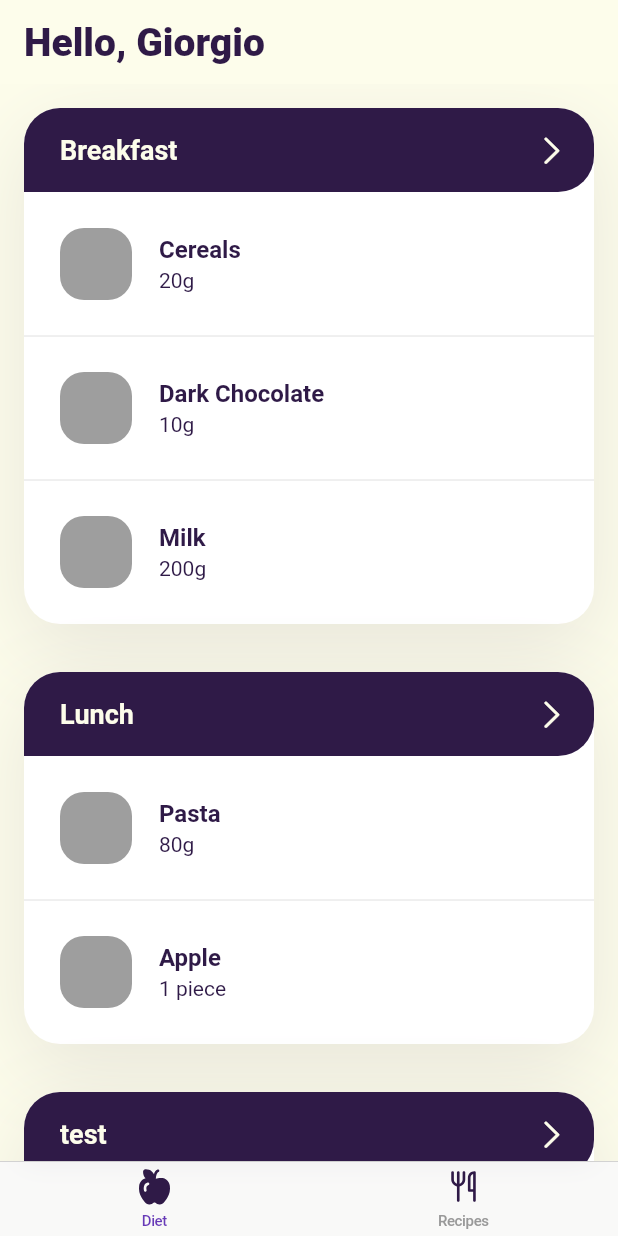
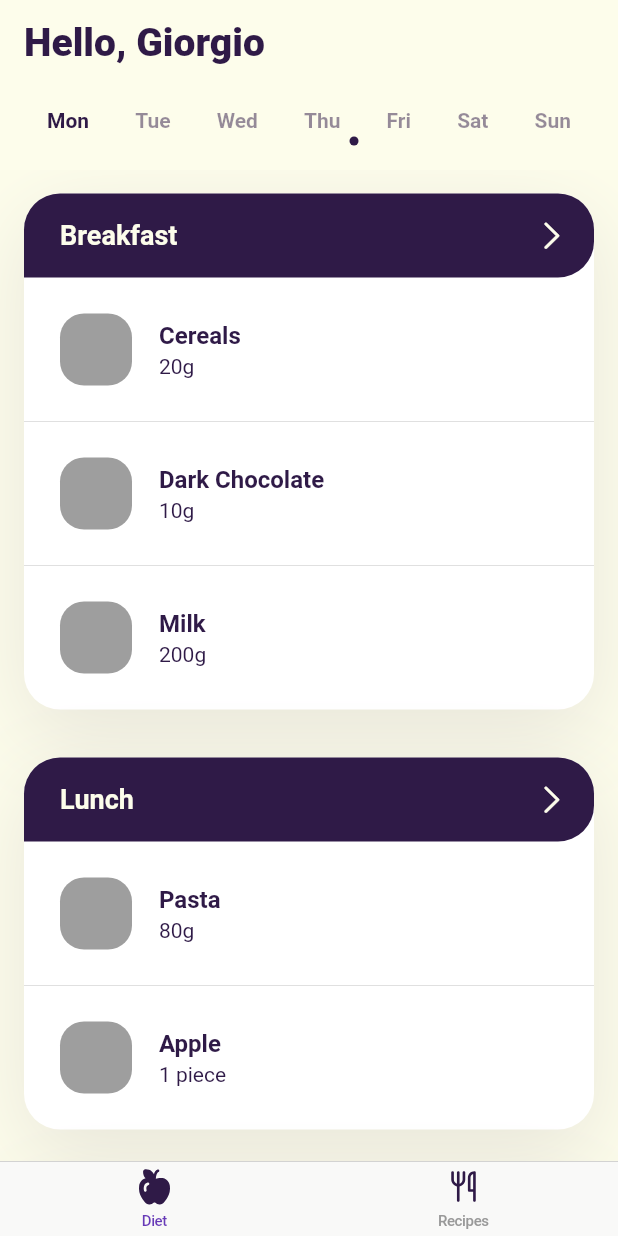
Before and after one commit to iamgio/fluttered, a Flutter app: the screen it shows after launch, on a phone screen of 412 x 824 dp. Run offline on Flutter 3.47's test engine with Material 2 defaults, Android fonts, the light colour scheme and no system bars; our stand-ins replace flutter_svg.

Commit message:
Implement day picker

```diff
--- a/lib/diet/constants.dart
+++ b/lib/diet/constants.dart
@@ -29,5 +29,8 @@ class Const {
   static const double mealShadowY = 16;
   static const double mealShadowOpacity = .1;
 
+  static const double dayPickerIndicatorSize = 6;
+
   static const int pageSwitchDuration = 250;
+  static const int daySwitchDuration = 160;
 }
--- a/lib/diet/lang.dart
+++ b/lib/diet/lang.dart
@@ -1,5 +1,12 @@
 const lang = {
   'hello_name': 'Hello, ',
   'empty_meal': 'This meal looks pretty empty!',
-  'add_food': 'Add foods'
+  'add_food': 'Add foods',
+  'day.0': 'Mon',
+  'day.1': 'Tue',
+  'day.2': 'Wed',
+  'day.3': 'Thu',
+  'day.4': 'Fri',
+  'day.5': 'Sat',
+  'day.6': 'Sun',
 };
--- a/lib/diet/view/diet_page.dart
+++ b/lib/diet/view/diet_page.dart
@@ -1,6 +1,6 @@
-
 import 'package:flutter/cupertino.dart';
 import 'package:fluttered/diet/constants.dart';
+import 'package:fluttered/diet/view/horizontal_day_picker.dart';
 import 'package:fluttered/diet/view/meal_view.dart';
 import 'package:fluttered/diet/viewmodel/diet_viewmodel.dart';
 
@@ -13,7 +13,7 @@ class DietPage extends StatefulWidget {
 }
 
 class _DietPageState extends State<DietPage> {
-  int _selectedIndex = 0; // TODO current day of week
+  int _selectedDay = 0; // TODO current day of week
   PageController? _pageController;
 
   @override
@@ -21,7 +21,6 @@ class _DietPageState extends State<DietPage> {
     super.initState();
     _pageController = PageController();
   }
-
 
   @override
   void dispose() {
@@ -31,26 +30,45 @@ class _DietPageState extends State<DietPage> {
 
   List<Widget> _buildDailyMeals(int day) {
     final daily = widget.weeklyDiet.dailyDiets;
-    if(day < 0 || day >= daily.length) return [];
+    if (day < 0 || day >= daily.length) return [];
     final meals = daily[day].meals;
-    return meals.map((meal) => Padding(
-      padding: const EdgeInsets.all(Const.defaultPadding),
-      child: MealView(meal: meal),
-    )).toList();
+    return meals
+        .map((meal) => Padding(
+              padding: const EdgeInsets.all(Const.defaultPadding),
+              child: MealView(meal: meal),
+            ))
+        .toList();
   }
 
-  _buildWeeklyMeals() => List.generate(7, (index) => ListView(
-    children: _buildDailyMeals(index),
-  ));
+  _buildWeeklyMeals() => List.generate(7, (index) => ListView(children: _buildDailyMeals(index)));
+
+  _buildDayPicker() => HorizontalDayPicker(
+      selectedDay: _selectedDay,
+      onSelect: (day) {
+        setState(() => _selectedDay = day);
+        _pageController?.animateToPage(
+          day,
+          duration: const Duration(milliseconds: Const.pageSwitchDuration),
+          curve: Curves.easeInOut,
+        );
+      });
 
   @override
   Widget build(BuildContext context) {
-    return PageView(
-      controller: _pageController!,
-      onPageChanged: (index) {
-        setState(() => _selectedIndex = index);
-      },
-      children: _buildWeeklyMeals(),
+    return Column(
+      mainAxisSize: MainAxisSize.min,
+      children: [
+        _buildDayPicker(),
+        Expanded(
+          child: PageView(
+            controller: _pageController!,
+            onPageChanged: (day) {
+              setState(() => _selectedDay = day);
+            },
+            children: _buildWeeklyMeals(),
+          ),
+        ),
+      ],
     );
   }
 }
--- /dev/null
+++ b/lib/diet/view/horizontal_day_picker.dart
@@ -0,0 +1,83 @@
+import 'package:flutter/material.dart';
+import 'package:fluttered/diet/constants.dart';
+import 'package:fluttered/diet/lang.dart';
+
+class HorizontalDayPicker extends StatefulWidget {
+  final int selectedDay;
+  final Function(int)? onSelect;
+
+  const HorizontalDayPicker({Key? key, required this.selectedDay, this.onSelect}) : super(key: key);
+
+  @override
+  State<HorizontalDayPicker> createState() => _HorizontalDayPickerState();
+}
+
+class _HorizontalDayPickerState extends State<HorizontalDayPicker> {
+  final List<GlobalKey> _textsKeys = List.generate(7, (_) => GlobalKey());
+  double _indicatorPosition = 0;
+
+  @override
+  void initState() {
+    super.initState();
+    Future.delayed(
+      const Duration(milliseconds: Const.pageSwitchDuration),
+      () => _moveIndicatorTo(widget.selectedDay),
+    );
+  }
+
+  _buildDay(int day) => GestureDetector(
+        onTap: () {
+          widget.onSelect?.call(day);
+          _moveIndicatorTo(day);
+        },
+        child: AnimatedOpacity(
+          opacity: widget.selectedDay == day ? 1 : .5,
+          duration: const Duration(milliseconds: Const.daySwitchDuration),
+          curve: Curves.easeInOut,
+          child: Text(
+            lang['day.$day']!,
+            style: Theme.of(context).textTheme.headline4,
+            key: _textsKeys[day],
+          ),
+        ),
+      );
+
+  _buildDayIndicator() => AnimatedPadding(
+        duration: const Duration(milliseconds: Const.daySwitchDuration),
+        padding: EdgeInsets.only(left: _indicatorPosition, top: 3),
+        child: Container(
+          width: Const.dayPickerIndicatorSize,
+          height: Const.dayPickerIndicatorSize,
+          decoration: const BoxDecoration(
+            color: Const.primary,
+            shape: BoxShape.circle,
+          ),
+        ),
+      );
+
+  _moveIndicatorTo(int day) {
+    RenderBox box = _textsKeys[day].currentContext?.findRenderObject() as RenderBox;
+    Offset position = box.localToGlobal(const Offset(-Const.defaultPadding, 0));
+    setState(() {
+      _indicatorPosition = position.dx + box.size.width / 2 - Const.dayPickerIndicatorSize / 2;
+    });
+  }
+
+  @override
+  Widget build(BuildContext context) {
+    return Padding(
+      padding: const EdgeInsets.all(Const.defaultPadding),
+      child: Column(
+        crossAxisAlignment: CrossAxisAlignment.start,
+        children: [
+          Row(
+            mainAxisSize: MainAxisSize.max,
+            mainAxisAlignment: MainAxisAlignment.spaceAround,
+            children: List.generate(7, (index) => _buildDay(index)),
+          ),
+          _buildDayIndicator(),
+        ],
+      ),
+    );
+  }
+}
```
